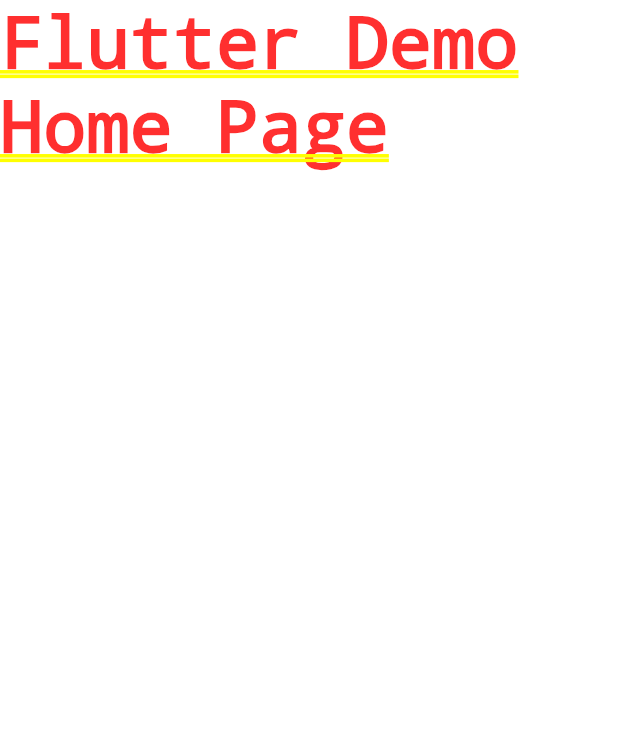
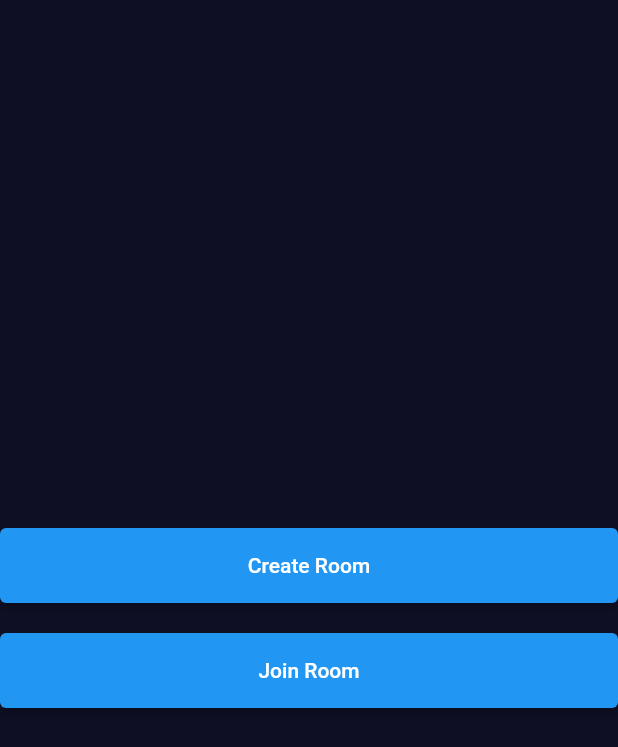
Before and after one commit to sandesh101/TikTacToe, a Flutter app: the screen it shows after launch, on a phone screen of 412 x 824 dp. Shown: the top 747 px of the screen. Run offline on Flutter 3.47's test engine with Material 2 defaults, Android fonts, the phone set to English and light mode, and no system bars.

Commit message:
Created Buttons and First screen

```diff
--- a/lib/main.dart
+++ b/lib/main.dart
@@ -1,4 +1,6 @@
 import 'package:flutter/material.dart';
+import 'package:tictactoe_multiplayer/screens/main_menu.dart';
+import 'package:tictactoe_multiplayer/utils/colors.dart';
 
 void main() {
   runApp(const MyApp());
@@ -12,11 +14,9 @@
   Widget build(BuildContext context) {
     return MaterialApp(
       title: 'Flutter Demo',
-      theme: ThemeData(
-        primarySwatch: Colors.blue,
-      ),
+      theme: ThemeData.dark().copyWith(scaffoldBackgroundColor: bgColor),
       debugShowCheckedModeBanner: false,
-      home: const Text('Flutter Demo Home Page'),
+      home: const MainMenu(),
     );
   }
 }
--- /dev/null
+++ b/lib/screens/main_menu.dart
@@ -0,0 +1,20 @@
+import 'package:flutter/material.dart';
+import 'package:tictactoe_multiplayer/widgets/buttom.dart';
+
+class MainMenu extends StatelessWidget {
+  const MainMenu({Key? key}) : super(key: key);
+
+  @override
+  Widget build(BuildContext context) {
+    return Scaffold(
+      body: Column(
+        mainAxisAlignment: MainAxisAlignment.center,
+        children: [
+          Button(onTap: () {}, buttonText: "Create Room"),
+          const SizedBox(height: 20),
+          Button(onTap: () {}, buttonText: "Join Room"),
+        ],
+      ),
+    );
+  }
+}
--- /dev/null
+++ b/lib/utils/colors.dart
@@ -0,0 +1,3 @@
+import 'package:flutter/material.dart';
+
+const bgColor = Color.fromRGBO(14, 15, 36, 1);
--- /dev/null
+++ b/lib/widgets/buttom.dart
@@ -0,0 +1,23 @@
+import 'package:flutter/material.dart';
+
+class Button extends StatelessWidget {
+  final VoidCallback onTap;
+  final String buttonText;
+  const Button({Key? key, required this.onTap, required this.buttonText})
+      : super(key: key);
+
+  @override
+  Widget build(BuildContext context) {
+    final width = MediaQuery.of(context).size.width;
+    return ElevatedButton(
+      onPressed: onTap,
+      style: ElevatedButton.styleFrom(
+        minimumSize: Size(
+          width,
+          50,
+        ),
+      ),
+      child: Text(buttonText),
+    );
+  }
+}
```
